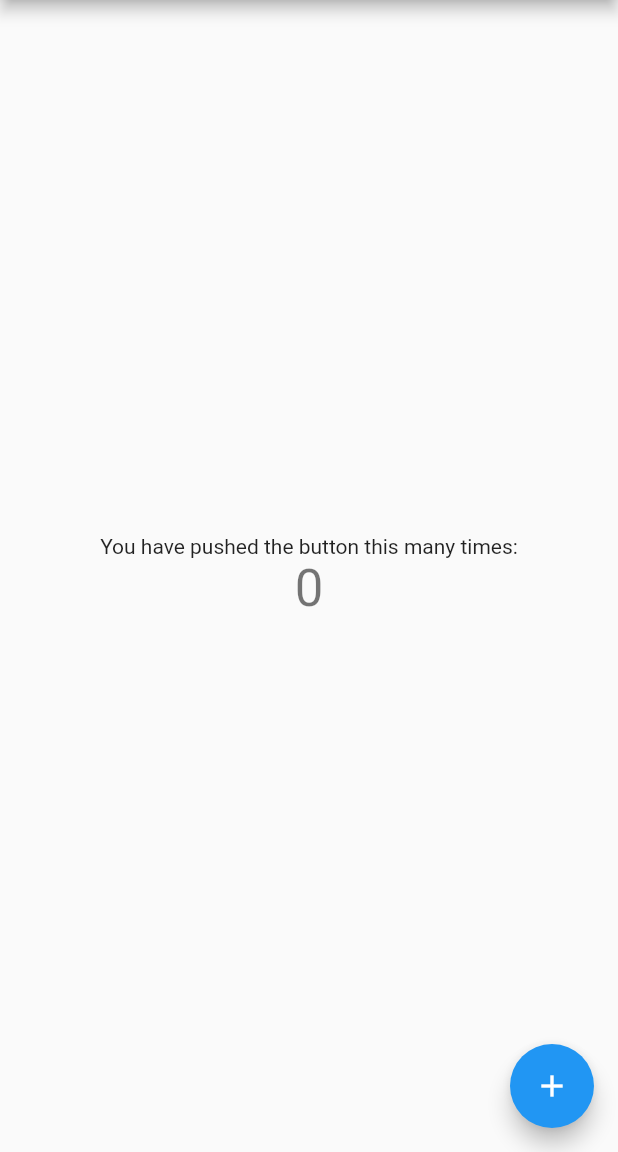
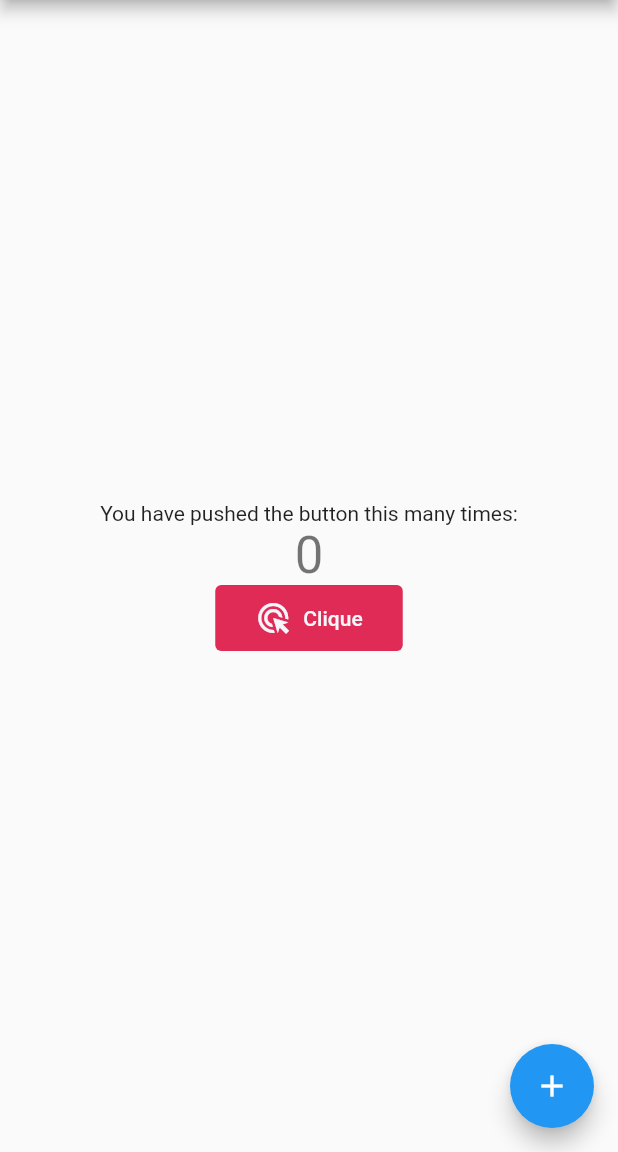
Before and after one commit to CamileBarros/camile-barros-test-widget, a Flutter app: the screen it shows after launch, on a phone screen of 412 x 824 dp, the part 84-1236 px from its top. Run offline on Flutter 3.47's test engine with Material 2 defaults, Android fonts, the phone set to English and light mode, and no system bars.

Commit message:
feat:TextButton to test

```diff
--- a/lib/component/HelperText.dart
+++ b/lib/component/HelperText.dart
@@ -9,7 +9,16 @@ class HelperText extends StatelessWidget {
   @override
   Widget build(BuildContext context) {
     return Container(
-      child: Text(text),
-    );
+        child: SizedBox(
+            height: 44,
+            width: 125,
+            child: TextButton.icon(
+              style: TextButton.styleFrom(
+                  primary: const Color(0xFFF5F6FA),
+                  backgroundColor: const Color(0xFFE02B57)),
+              label: const Text('Clique'),
+              icon: const Icon(Icons.ads_click),
+              onPressed: () {},
+            )));
   }
 }
--- a/lib/main.dart
+++ b/lib/main.dart
@@ -1,3 +1,4 @@
+import 'package:design/design.dart';
 import 'package:flutter/material.dart';
 
 void main() {
@@ -53,6 +54,7 @@ class _MyHomePageState extends State<MyHomePage> {
               '$_counter',
               style: Theme.of(context).textTheme.headline4,
             ),
+            const HelperText(text: 'Teste')
           ],
         ),
       ),
```
Also changed, not shown: 3 other files.
